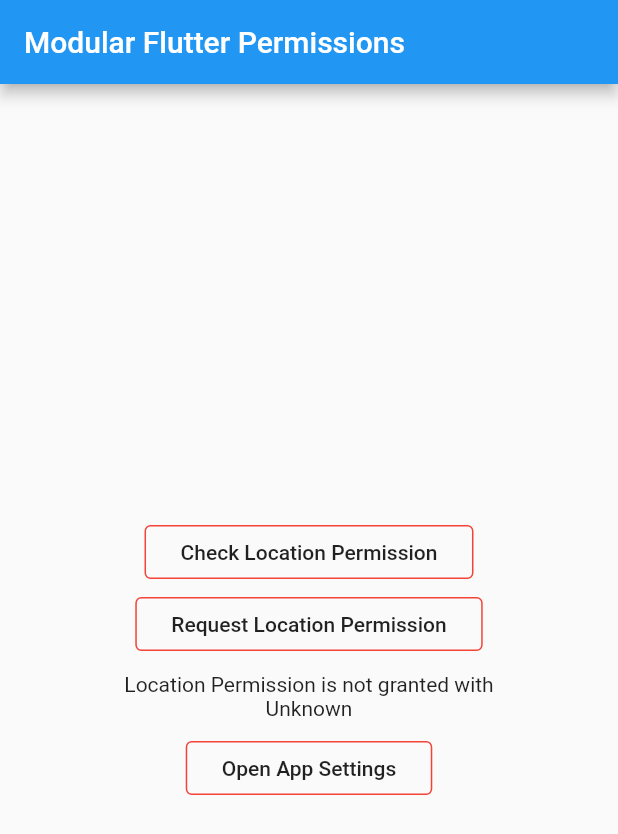
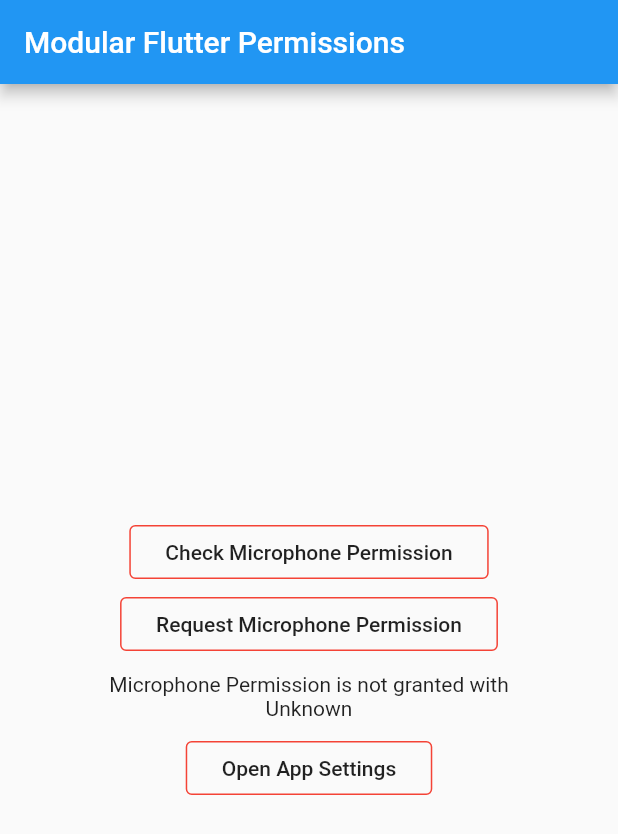
Before and after one commit to chillbrodev/modular_app_permissions, a Flutter app: the screen it shows after launch, on a phone screen of 412 x 824 dp. Shown: the top 834 px of the screen. Run offline on Flutter 3.47's test engine with Material 2 defaults, Android fonts, the phone set to English and light mode, and no system bars.

Commit message:
Add support for Modular Permission Microphone.
Now supports requesting and checking microphone permission.
Moves the openAppSettings into this plugin.

```diff
--- a/example/lib/main.dart
+++ b/example/lib/main.dart
@@ -49,14 +49,14 @@ class _MyHomePageState extends State<MyHomePage> {
               child: Padding(
                 padding: const EdgeInsets.all(8.0),
                 child: Text(
-                  'Check Location Permission',
+                  'Check Microphone Permission',
                   style: Theme.of(context).textTheme.button,
                   textAlign: TextAlign.center,
                 ),
               ),
               onPressed: () async {
                 final info = await ModularPermissions.checkPermissionStatus(
-                    LocationWhenInUsePermissionRequest());
+                    UseMicrophonePermissionRequest());
                 setState(() {
                   _locationPermissionStatus = info;
                 });
@@ -69,14 +69,14 @@ class _MyHomePageState extends State<MyHomePage> {
               child: Padding(
                 padding: const EdgeInsets.all(8.0),
                 child: Text(
-                  'Request Location Permission',
+                  'Request Microphone Permission',
                   style: Theme.of(context).textTheme.button,
                   textAlign: TextAlign.center,
                 ),
               ),
               onPressed: () async {
                 final info = await ModularPermissions.requestPermission(
-                    LocationWhenInUsePermissionRequest());
+                    UseMicrophonePermissionRequest());
                 setState(() {
                   _locationPermissionStatus = info;
                 });
@@ -85,7 +85,7 @@ class _MyHomePageState extends State<MyHomePage> {
             Padding(
               padding: const EdgeInsets.all(8.0),
               child: Text(
-                'Location Permission is ${_locationPermissionStatus.granted ? 'granted' : 'not granted'} with \n${_locationPermissionStatus.info}',
+                'Microphone Permission is ${_locationPermissionStatus.granted ? 'granted' : 'not granted'} with \n${_locationPermissionStatus.info}',
                 textAlign: TextAlign.center,
               ),
             ),
--- a/example/pubspec.yaml
+++ b/example/pubspec.yaml
@@ -12,7 +12,8 @@ dependencies:
   flutter:
     sdk: flutter
 
-  modular_location_permission: 0.1.0
+  modular_permission_location: 0.1.0
+  modular_permission_microphone: 0.1.1
 
   modular_permissions:
     # When depending on this package from a real application you should use:
--- a/lib/modular_permissions.dart
+++ b/lib/modular_permissions.dart
@@ -2,7 +2,10 @@ import 'package:flutter/services.dart';
 
 class ModularPermissions {
   static const MethodChannel _channelLocation =
-      MethodChannel('ch.upte.modularLocationPermissions');
+      MethodChannel('ch.upte.modularPermissionsLocation');
+
+  static const MethodChannel _channelMicrophone =
+      MethodChannel('ch.upte.modularPermissionsMicrophone');
 
   static const MethodChannel _channelSelf =
       MethodChannel('ch.upte.modular_permissions');
@@ -21,8 +24,7 @@ class ModularPermissions {
     try {
       //Arguments are ignored in Android
       //Arguments are used in iOS only for Location
-      final String result = await channel
-          .invokeMethod(methodName, {'permissionArgs': request.arguments});
+      final String result = await channel.invokeMethod(methodName, {'permissionArgs': request.arguments});
       return _permissionInfoFromType(request.permissionType, result);
     } catch (err) {
       return _handleError(err, request);
@@ -59,6 +61,9 @@ class ModularPermissions {
       case PermissionType.LOCATION_WHEN_IN_USE:
         methodName = "LocationPermission";
         break;
+      case PermissionType.USE_MICROPHONE:
+        methodName = "MicrophonePermission";
+        break;
     }
     return methodName;
   }
@@ -69,6 +74,8 @@ class ModularPermissions {
       case PermissionType.LOCATION_WHEN_IN_USE:
         return _channelLocation;
         break;
+      case PermissionType.USE_MICROPHONE:
+        return _channelMicrophone;
       default:
         return null;
     }
@@ -82,11 +89,15 @@ class ModularPermissions {
       case PermissionType.LOCATION_WHEN_IN_USE:
         permissionName = 'Location';
         break;
+      case PermissionType.USE_MICROPHONE:
+        permissionName = 'Microphone';
+        break;
     }
     return _handleResultForPermission(permissionName, result);
   }
 
-  static ModularPermissionInfo _handleResultForPermission(String permissionName, String result) {
+  static ModularPermissionInfo _handleResultForPermission(
+      String permissionName, String result) {
     switch (result) {
       case _DENIED:
         return ModularPermissionInfo(
@@ -102,8 +113,8 @@ class ModularPermissions {
             false, "The $permissionName permission is not granted");
       case _UNKNOWN:
       default:
-        return ModularPermissionInfo(
-            false, "Unable to determine status of $permissionName permission request");
+        return ModularPermissionInfo(false,
+            "Unable to determine status of $permissionName permission request");
     }
   }
 
@@ -134,7 +145,8 @@ abstract class PermissionRequest {
 
 enum PermissionType {
   LOCATION_ALWAYS, //Android = FINE_LOCATION
-  LOCATION_WHEN_IN_USE, //Android = FINE_LOCATION
+  LOCATION_WHEN_IN_USE, // Android = FINE_LOCATION
+  USE_MICROPHONE
 }
 
 class LocationAlwaysPermissionRequest extends PermissionRequest {
@@ -152,3 +164,11 @@ class LocationWhenInUsePermissionRequest extends PermissionRequest {
   @override
   String get arguments => "LocationWhenInUse";
 }
+
+class UseMicrophonePermissionRequest extends PermissionRequest {
+  @override
+  PermissionType get permissionType => PermissionType.USE_MICROPHONE;
+
+  @override
+  String get arguments => '';
+}
--- a/pubspec.yaml
+++ b/pubspec.yaml
@@ -1,6 +1,6 @@
 name: modular_permissions
 description: Modular permission plugin to request native permissions
-version: 0.1.0
+version: 0.2.0
 homepage: https://upte.ch
 repository: https://github.com/uptech/modular_app_permissions
 issue_tracker: https://github.com/uptech/modular_app_permissions/issues
```
Also changed, not shown: 3 other files.
